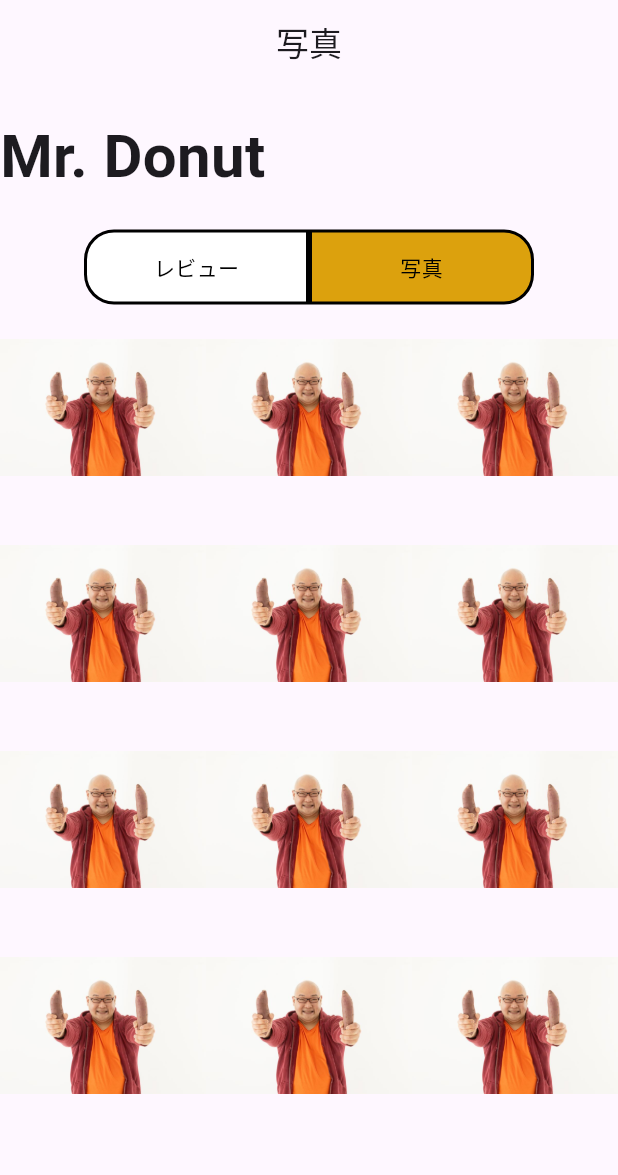
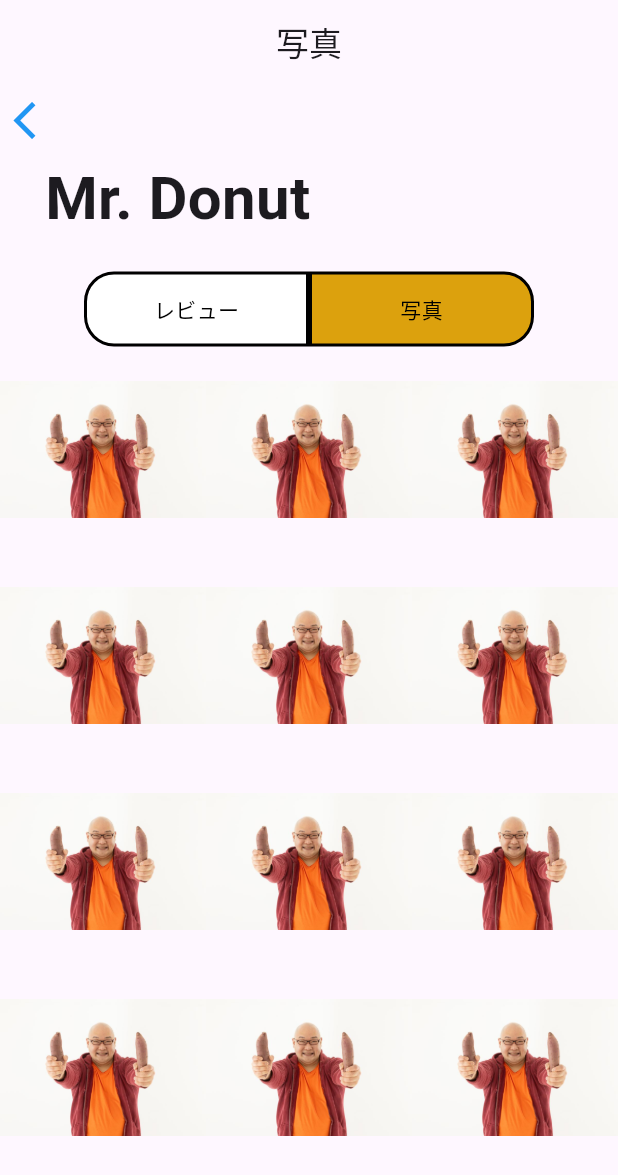
Before and after one commit to yambaru-hackathon/Group-7, a Flutter app: the HomeScreen screen opened directly, after a tap on "写真", on a phone screen of 412 x 824 dp. Shown: the top 1175 px of the screen. Run offline on Flutter 3.47's test engine with Material 3 defaults, Android fonts, the light colour scheme and no system bars; our stand-ins replace flutter_rating_bar, flutter_riverpod.

Commit message:
レビュー画面遷移

```diff
--- a/lib/review.dart
+++ b/lib/review.dart
@@ -1,6 +1,7 @@
 import 'package:flutter/material.dart';
+import 'package:flutter_gyuukaku/sarch.dart';
 
-void main(){
+void main() {
   runApp(Feedpage());
 }
 
@@ -26,12 +27,32 @@
           mainAxisAlignment: MainAxisAlignment.start,
           crossAxisAlignment: CrossAxisAlignment.start,
           children: [
-            SizedBox(height: 20),
-            Text('Mr. Donut',
+            IconButton(
+              icon: Icon(
+                Icons.arrow_back_ios,
+                size: 30,
+                color: Colors.blue,
+              ),
+              onPressed: () {
+                Navigator.push(
+                  context,
+                  MaterialPageRoute(builder: (context) => Sarch()),
+                );
+              },
+            ),
+            Row(
+              children: [
+                SizedBox(
+                  width: 20,
+                ),
+                Text(
+                  'Mr. Donut',
                   style: TextStyle(
                     fontWeight: FontWeight.bold,
                     fontSize: 40,
                   ),
+                ),
+              ],
             ),
             SizedBox(height: 20),
             Row(
@@ -61,41 +82,38 @@
                 ),
               ],
             ),
-
             SizedBox(width: 50),
-              Align(alignment: Alignment.center,
+            Align(
+                alignment: Alignment.center,
                 child: Container(
                   width: 350,
                   height: 225,
                   color: Colors.white,
-                  child: Text('SNSで知った、東急池上線荏原中延駅前の、行列人気ラーメン店です。\n肉感たっぷりのロースチャーシューを使った、あっさりスープの醤油ラーメンが人気らしい。\n平日の13時過ぎ、１人でカウンター席を利用しました。',
+                  child: Text(
+                    'SNSで知った、東急池上線荏原中延駅前の、行列人気ラーメン店です。\n肉感たっぷりのロースチャーシューを使った、あっさりスープの醤油ラーメンが人気らしい。\n平日の13時過ぎ、１人でカウンター席を利用しました。',
                     style: TextStyle(
                       fontWeight: FontWeight.bold,
-                    fontSize:18,
+                      fontSize: 18,
                     ),
                   ),
-              )
-              ),
+                )),
             SliderWidget(),
-              Row(
-                children: [
+            Row(children: [
               Text('味'),
               Icon(Icons.star_outlined),
               Icon(Icons.star_outlined),
               Icon(Icons.star_outlined),
               Icon(Icons.star_outlined),
               Icon(Icons.star_outlined),
-                ]
+            ]),
+            SizedBox(
+              height: 30,
             ),
-                SizedBox(height: 30,),
-                Row(children:[
+            Row(children: [
               Text(
                 '#YoursToMake',
                 //フォントを変更、サイズも変更する
-              style: TextStyle(
-                color: Colors.blue,
-                fontSize: 16
-              ),
+                style: TextStyle(color: Colors.blue, fontSize: 16),
               ),
             ])
           ],
@@ -112,19 +130,39 @@
       appBar: AppBar(
         centerTitle: true,
         title: Text('写真'),
-        automaticallyImplyLeading: false,//左上の戻るボタンを消す
+        automaticallyImplyLeading: false, //左上の戻るボタンを消す
       ),
       body: SingleChildScrollView(
         child: Column(
           mainAxisAlignment: MainAxisAlignment.start,
           crossAxisAlignment: CrossAxisAlignment.start,
           children: [
-            SizedBox(height: 20),
-            Text('Mr. Donut',
+            IconButton(
+              icon: Icon(
+                Icons.arrow_back_ios,
+                size: 30,
+                color: Colors.blue,
+              ),
+              onPressed: () {
+                Navigator.push(
+                  context,
+                  MaterialPageRoute(builder: (context) => Sarch()),
+                );
+              },
+            ),
+            Row(
+              children: [
+                SizedBox(
+                  width: 30,
+                ),
+                Text(
+                  'Mr. Donut',
                   style: TextStyle(
                     fontWeight: FontWeight.bold,
                     fontSize: 40,
                   ),
+                ),
+              ],
             ),
             SizedBox(height: 20),
             Row(
@@ -169,9 +207,7 @@
                   Image.asset('images/a.jpg'),
                   Image.asset('images/a.jpg'),
                   Image.asset('images/a.jpg'),
-
-              ]
-            ),
+                ]),
           ],
         ),
       ),
@@ -214,7 +250,7 @@
             bottomLeft: Radius.circular(bottomLeftRadius ?? 0),
             bottomRight: Radius.circular(bottomRightRadius ?? 0),
           ),
-          border: Border.all(color: Colors.black, width:2),
+          border: Border.all(color: Colors.black, width: 2),
         ),
         child: Center(
           child: Text(
@@ -243,7 +279,6 @@
         Row(
           mainAxisAlignment: MainAxisAlignment.spaceBetween,
           children: [
-
             Text(
               'Min', // 最小値のラベル
               style: TextStyle(fontSize: 18),
```
Also changed, not shown: lib/sarch.dart (+8 -1 lines), pubspec.lock. Lines whose indentation alone changed are shown as unchanged.
